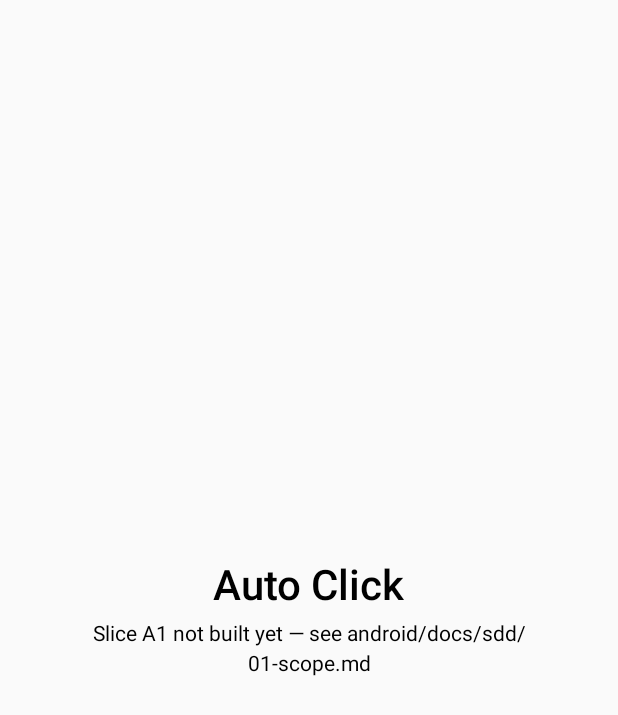
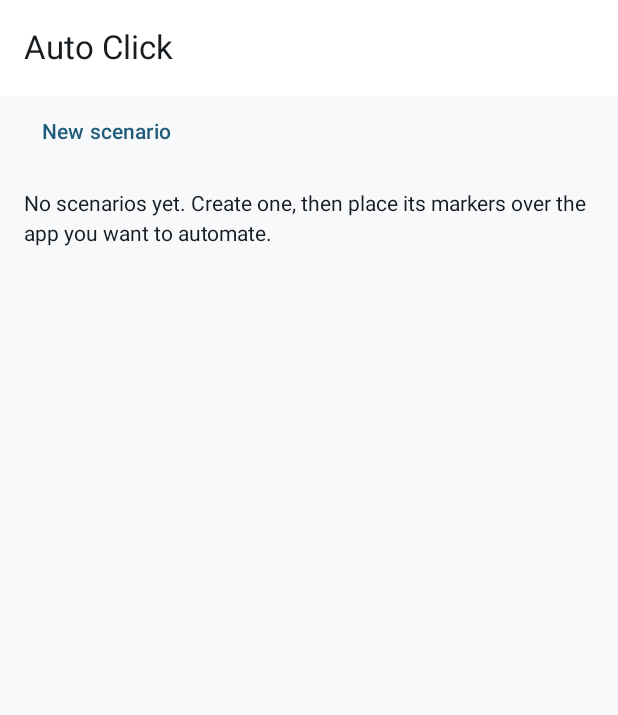
Before and after one commit to phanbaohuy96/auto-click, an Android app built with Jetpack Compose: the screen it shows after launch (MainActivity), on a phone screen of 412 x 824 dp. Shown: the top 715 px of the screen. Run offline under Robolectric (Android 15) with nearby library versions, the phone set to English and light mode, and no system bars; our stand-ins replace Dagger/Hilt's generated code.

Commit message:
feat(android): the Scenario list can hand a Scenario to the Overlay
The Activity surface stops being a placeholder: it lists what is on disk,
creates a Scenario, deletes one, and opens one — which starts the Overlay
service and takes no further part (ADR-0015).

A Scenario saved by a newer build is listed but cannot be opened, only
deleted, which is FS-14 arriving in the interface.

`AccessibilityServiceState` reads whether the service is on from
`Settings.Secure`, not from the service's static handle, because PM-6 says so:
the handle is null whenever the process has been restarted, which is most of
the time between two visits to Settings. The setting is a colon-separated list
written in two different spellings, so each entry is unflattened rather than
string-compared, and that parsing is under test — believing the service is off
while it is running is bad, and the reverse is worse.

Onboarding proper is PM-1 to PM-11 and is not built. Until it is, a missing
permission sends the user to the Settings screen that grants it rather than
starting an Overlay that cannot appear.

Claude-Session: https://claude.ai/code/session_011STj1fk4h8jYEm7FnHFGVD

```diff
--- a/android/app/src/main/kotlin/com/pbh/autoclick/feature/scenario/ui/ScenarioListScreen.kt
+++ b/android/app/src/main/kotlin/com/pbh/autoclick/feature/scenario/ui/ScenarioListScreen.kt
@@ -1,38 +1,134 @@
 package com.pbh.autoclick.feature.scenario.ui
 
+import android.content.Intent
+import android.net.Uri
+import android.provider.Settings
+import androidx.compose.foundation.clickable
 import androidx.compose.foundation.layout.Arrangement
 import androidx.compose.foundation.layout.Column
+import androidx.compose.foundation.layout.Row
 import androidx.compose.foundation.layout.fillMaxSize
+import androidx.compose.foundation.layout.fillMaxWidth
 import androidx.compose.foundation.layout.padding
+import androidx.compose.foundation.lazy.LazyColumn
+import androidx.compose.foundation.lazy.items
+import androidx.compose.material3.Card
 import androidx.compose.material3.MaterialTheme
 import androidx.compose.material3.Text
+import androidx.compose.material3.TextButton
 import androidx.compose.runtime.Composable
 import androidx.compose.ui.Alignment
 import androidx.compose.ui.Modifier
-import androidx.compose.ui.text.style.TextAlign
+import androidx.compose.ui.platform.LocalContext
+import androidx.compose.ui.res.stringResource
 import androidx.compose.ui.unit.dp
+import androidx.hilt.navigation.compose.hiltViewModel
+import com.pbh.autoclick.R
+import com.pbh.autoclick.core.ui.BaseScreen
+import com.pbh.autoclick.domain.repository.StoredScenario
+import com.pbh.autoclick.overlay.OverlayService
+import com.pbh.autoclick.service.AccessibilityServiceState
 
 /**
- * Placeholder standing in for the Scenario list until slice A1.
+ * The Activity surface: manage Scenarios, and hand one to the Overlay.
  *
- * It exists so the module graph, theming and navigation compile and run end to end; it is not the
- * design of the screen.
+ * Nothing is authored here. Opening a Scenario starts [OverlayService] and the Activity has no
+ * further part in it — [ADR-0015] on why the two surfaces are separate.
  */
 @Composable
-fun ScenarioListScreen() {
-    Column(
-        modifier = Modifier.fillMaxSize().padding(24.dp),
-        verticalArrangement = Arrangement.spacedBy(8.dp, Alignment.CenterVertically),
-        horizontalAlignment = Alignment.CenterHorizontally,
-    ) {
-        Text(
-            text = "Auto Click",
-            style = MaterialTheme.typography.headlineMedium,
-        )
-        Text(
-            text = "Slice A1 not built yet — see android/docs/sdd/01-scope.md",
-            style = MaterialTheme.typography.bodyMedium,
-            textAlign = TextAlign.Center,
-        )
+fun ScenarioListScreen(viewModel: ScenarioListViewModel = hiltViewModel()) {
+    val context = LocalContext.current
+
+    BaseScreen(
+        viewModel = viewModel,
+        title = stringResource(R.string.app_name),
+        onEffect = { effect ->
+            when (effect) {
+                is ScenarioListEffect.OpenOverlay -> {
+                    // A full onboarding flow is PM-1 to PM-11 and is not built yet. Until it is,
+                    // a missing permission sends the user to the screen that grants it rather
+                    // than starting an Overlay that cannot appear.
+                    when {
+                        !Settings.canDrawOverlays(context) ->
+                            context.startActivity(
+                                Intent(
+                                    Settings.ACTION_MANAGE_OVERLAY_PERMISSION,
+                                    Uri.parse("package:${context.packageName}"),
+                                ).addFlags(Intent.FLAG_ACTIVITY_NEW_TASK),
+                            )
+
+                        !AccessibilityServiceState.isEnabled(context) ->
+                            context.startActivity(
+                                Intent(Settings.ACTION_ACCESSIBILITY_SETTINGS)
+                                    .addFlags(Intent.FLAG_ACTIVITY_NEW_TASK),
+                            )
+
+                        else -> OverlayService.open(context, effect.scenarioId)
+                    }
+                }
+            }
+        },
+    ) { state, padding ->
+        Column(Modifier.fillMaxSize().padding(padding)) {
+            TextButton(
+                onClick = { viewModel.createScenario(context.getString(R.string.scenario_default_name)) },
+                modifier = Modifier.padding(horizontal = 16.dp),
+            ) {
+                Text(stringResource(R.string.scenario_new))
+            }
+
+            if (state.scenarios.isEmpty() && !state.loading) {
+                Text(
+                    text = stringResource(R.string.scenario_none),
+                    style = MaterialTheme.typography.bodyMedium,
+                    modifier = Modifier.padding(16.dp),
+                )
+            }
+
+            LazyColumn(
+                contentPadding =
+                    androidx.compose.foundation.layout
+                        .PaddingValues(16.dp),
+                verticalArrangement = Arrangement.spacedBy(8.dp),
+            ) {
+                items(state.scenarios, key = { it.scenario.id }) { stored ->
+                    ScenarioRow(
+                        stored = stored,
+                        onOpen = { viewModel.open(stored) },
+                        onDelete = { viewModel.delete(stored) },
+                    )
+                }
+            }
+        }
     }
 }
+
+@Composable
+private fun ScenarioRow(
+    stored: StoredScenario,
+    onOpen: () -> Unit,
+    onDelete: () -> Unit,
+) {
+    Card(Modifier.fillMaxWidth().clickable(enabled = !stored.readOnly, onClick = onOpen)) {
+        Row(
+            modifier = Modifier.fillMaxWidth().padding(16.dp),
+            verticalAlignment = Alignment.CenterVertically,
+            horizontalArrangement = Arrangement.SpaceBetween,
+        ) {
+            Column {
+                Text(stored.scenario.name, style = MaterialTheme.typography.titleMedium)
+                Text(
+                    text =
+                        if (stored.readOnly) {
+                            // FS-14: it can still be deleted, because that is done on purpose.
+                            stringResource(R.string.scenario_too_new)
+                        } else {
+                            stringResource(R.string.scenario_step_count, stored.scenario.steps.size)
+                        },
+                    style = MaterialTheme.typography.bodySmall,
+                )
+            }
+            TextButton(onClick = onDelete) { Text(stringResource(R.string.scenario_delete)) }
+        }
+    }
+}
--- /dev/null
+++ b/android/app/src/main/kotlin/com/pbh/autoclick/feature/scenario/ui/ScenarioListViewModel.kt
@@ -0,0 +1,57 @@
+package com.pbh.autoclick.feature.scenario.ui
+
+import androidx.lifecycle.viewModelScope
+import com.pbh.autoclick.core.ui.BaseViewModel
+import com.pbh.autoclick.core.ui.UiEffect
+import com.pbh.autoclick.data.scenario.FileScenarioStore
+import com.pbh.autoclick.domain.repository.StoredScenario
+import com.pbh.autoclick.domain.scenario.Scenario
+import dagger.hilt.android.lifecycle.HiltViewModel
+import kotlinx.coroutines.flow.launchIn
+import kotlinx.coroutines.flow.onEach
+import java.util.UUID
+import javax.inject.Inject
+
+data class ScenarioListUiState(
+    val scenarios: List<StoredScenario> = emptyList(),
+    val loading: Boolean = true,
+)
+
+sealed interface ScenarioListEffect : UiEffect {
+    /** The Overlay is where a Scenario is authored and run, so opening one leaves the Activity. */
+    data class OpenOverlay(
+        val scenarioId: UUID,
+    ) : ScenarioListEffect
+}
+
+@HiltViewModel
+class ScenarioListViewModel
+    @Inject
+    constructor(
+        private val store: FileScenarioStore,
+    ) : BaseViewModel<ScenarioListUiState, ScenarioListEffect>(ScenarioListUiState()) {
+        init {
+            store
+                .observeScenarios()
+                .onEach { setState { copy(scenarios = it, loading = false) } }
+                .launchIn(viewModelScope)
+            launch { store.refresh() }
+        }
+
+        fun createScenario(name: String) {
+            launch {
+                val scenario = Scenario(name = name)
+                store.save(scenario)
+                sendEffect(ScenarioListEffect.OpenOverlay(scenario.id))
+            }
+        }
+
+        fun open(scenario: StoredScenario) {
+            // FS-14: a file this build cannot decode has no Steps, so there is nothing to open.
+            if (!scenario.readOnly) sendEffect(ScenarioListEffect.OpenOverlay(scenario.scenario.id))
+        }
+
+        fun delete(scenario: StoredScenario) {
+            launch { store.delete(scenario.scenario.id) }
+        }
+    }
--- a/android/app/src/main/res/values/strings.xml
+++ b/android/app/src/main/res/values/strings.xml
@@ -2,4 +2,10 @@
     <string name="app_name">Auto Click</string>
     <string name="accessibility_service_summary">Taps, swipes and types on your behalf</string>
     <string name="accessibility_service_description">Auto Click replays the taps and swipes you set up yourself. It needs this permission because sending a touch to another app is the only thing Android allows an accessibility service to do. It reads nothing from your screen, keeps everything on this device, and has no permission to use the internet.</string>
+    <string name="scenario_new">New scenario</string>
+    <string name="scenario_none">No scenarios yet. Create one, then place its markers over the app you want to automate.</string>
+    <string name="scenario_default_name">Untitled</string>
+    <string name="scenario_step_count">%1$d steps</string>
+    <string name="scenario_too_new">Saved by a newer version — it can only be deleted</string>
+    <string name="scenario_delete">Delete</string>
 </resources>
```
Also changed, not shown: android/app/src/main/kotlin/com/pbh/autoclick/service/AccessibilityServiceState.kt (added, +42 -0 lines), 3 other files.
